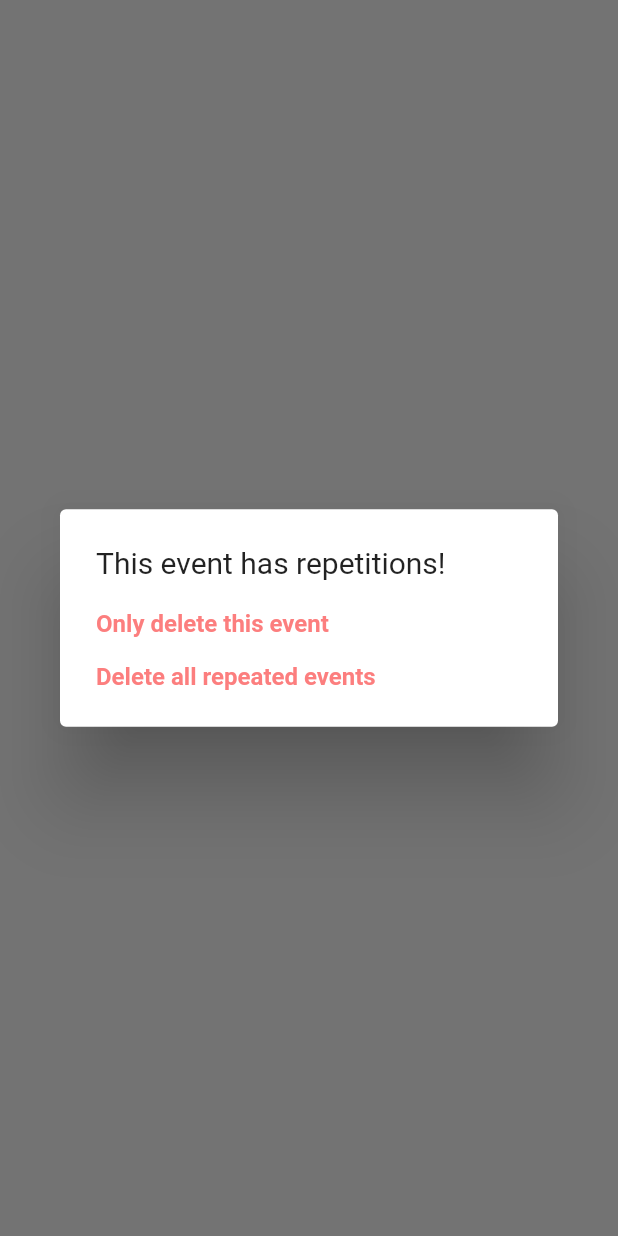
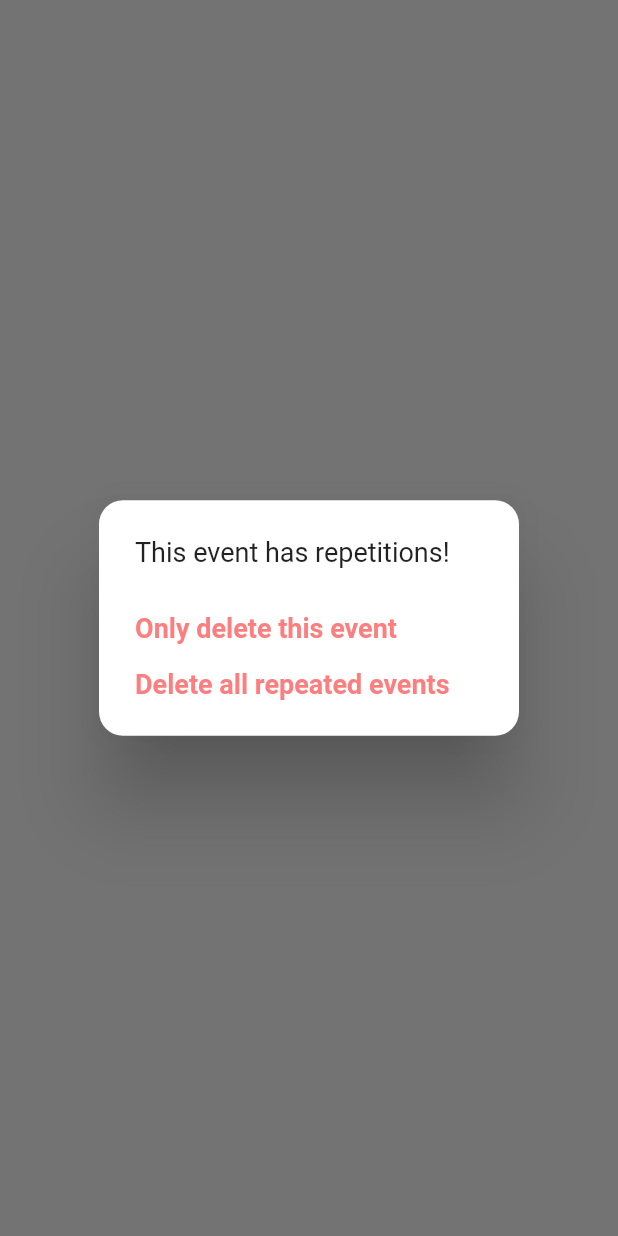
Before and after one commit to JarellOng/UrTask, a Flutter app: what showEventGroupDeleteDialog() shows on an empty page, opened directly, on a phone screen of 412 x 824 dp. Run offline on Flutter 3.47's test engine with Material 2 defaults, Android fonts, the phone set to English and light mode, and no system bars; our stand-ins replace bloc, cloud_firestore, dotted_line, equatable, firebase_auth, firebase_core and 3 more; accounts and stored records are empty.

Commit message:
Add Loading Dialog and Prettier Event Group Delete Dialog

```diff
--- a/lib/utilities/dialogs/event_group_delete_dialog.dart
+++ b/lib/utilities/dialogs/event_group_delete_dialog.dart
@@ -6,11 +6,16 @@ Future<bool> showEventGroupDeleteDialog(BuildContext context) {
     context: context,
     builder: (BuildContext context) {
       return SimpleDialog(
+        shape: const RoundedRectangleBorder(
+          borderRadius: BorderRadius.all(Radius.circular(16)),
+        ),
         title: const Text("This event has repetitions!",
             style: TextStyle(
               fontWeight: FontWeight.normal,
+              fontSize: 18,
             )),
         children: [
+          const SizedBox(height: 10),
           SimpleDialogOption(
             onPressed: () => Navigator.of(context).pop(false),
             child: const Text(
@@ -18,6 +23,7 @@ Future<bool> showEventGroupDeleteDialog(BuildContext context) {
               style: TextStyle(
                 fontWeight: FontWeight.bold,
                 color: primary,
+                fontSize: 18,
               ),
             ),
           ),
@@ -28,6 +34,7 @@ Future<bool> showEventGroupDeleteDialog(BuildContext context) {
               style: TextStyle(
                 fontWeight: FontWeight.bold,
                 color: primary,
+                fontSize: 18,
               ),
             ),
           )
--- a/lib/views/event/create_event_view.dart
+++ b/lib/views/event/create_event_view.dart
@@ -13,6 +13,7 @@ import 'package:urtask/services/events/events_controller.dart';
 import 'package:urtask/services/notifications/notifications_controller.dart';
 import 'package:urtask/utilities/dialogs/categories_dialog.dart';
 import 'package:urtask/utilities/dialogs/discard_dialog.dart';
+import 'package:urtask/utilities/dialogs/loading_dialog.dart';
 import 'package:urtask/utilities/extensions/hex_color.dart';
 import 'package:urtask/views/date/date_scroll_view.dart';
 import 'package:urtask/views/event/notification_event_view.dart';
@@ -845,6 +846,8 @@ class _CreateEventViewState extends State<CreateEventView> {
         ),
         child: TextButton(
           onPressed: () async {
+            showLoadingDialog(context: context, text: "Saving");
+
             if (startDateScrollToggle == true) {
               _startDateScrollOff();
             }
@@ -1028,6 +1031,7 @@ class _CreateEventViewState extends State<CreateEventView> {
                       );
                     }
                   }
+
                   final createdRepeatEvent = await _eventService.create(
                     title: _eventTitle.text.isNotEmpty
                         ? _eventTitle.text
@@ -1238,6 +1242,7 @@ class _CreateEventViewState extends State<CreateEventView> {
 
             if (mounted) {
               Navigator.of(context).pop();
+              Navigator.of(context).pop();
             }
           },
           child: const Text(
```
Also changed, not shown: lib/utilities/dialogs/loading_dialog.dart (added, +29 -0 lines), lib/views/event/event_detail_view.dart (+8 -0 lines).
